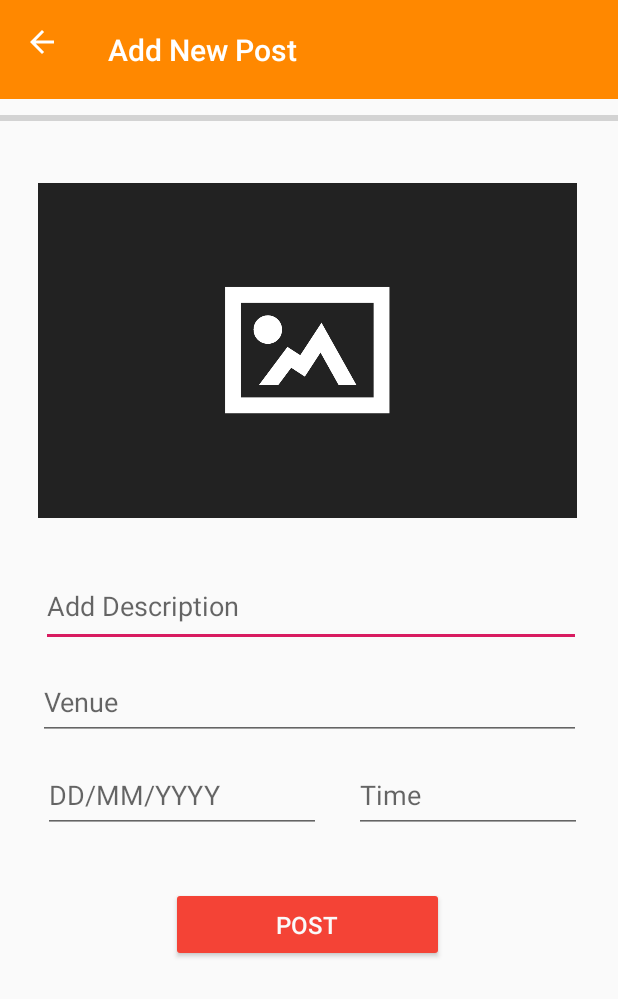
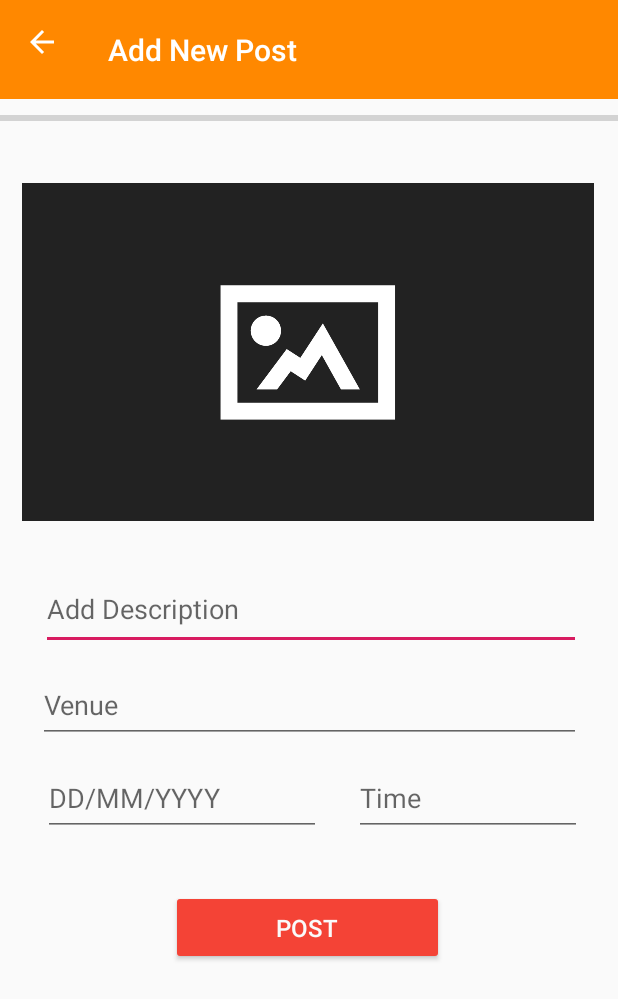
Before and after one commit to MehtaAkshita/Eventrack1, an Android app: the NewPostActivity screen opened directly, with no data from a screen before it, on a phone screen of 412 x 824 dp. Shown: the top 999 px of the screen. Run offline under Robolectric (Android 15) with nearby library versions, the phone set to English and light mode, and no system bars; our stand-ins replace Firebase (no records; nobody signed in at launch, a user with empty details on screens opened directly); libraries missing offline, so code that uses them is left out: com.theartofdev.edmodo, id.zelory.compressor.

Commit message:
Some Changes made

```diff
--- a/app/src/main/res/layout/activity_new_post.xml
+++ b/app/src/main/res/layout/activity_new_post.xml
@@ -18,8 +18,8 @@
 
     <ImageView
         android:id="@+id/new_post_image"
-        android:layout_width="359sp"
-        android:layout_height="223sp"
+        android:layout_width="381sp"
+        android:layout_height="225sp"
         android:layout_marginTop="48sp"
         android:contentDescription="@string/new_post_image"
         android:scaleType="centerCrop"
```
Also changed, not shown: app/src/main/res/layout/blog_list_item.xml (+6 -6 lines).
